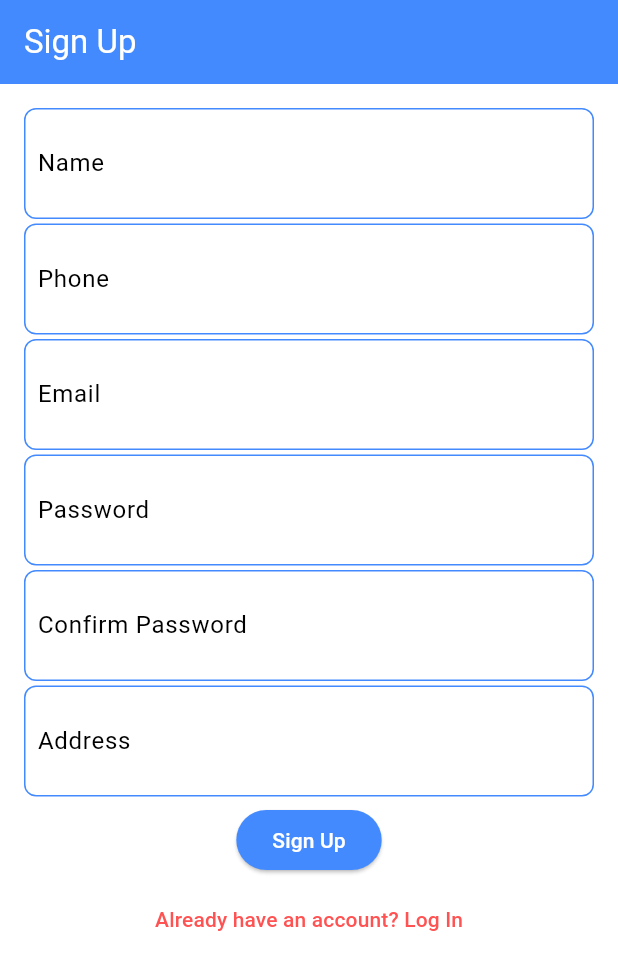
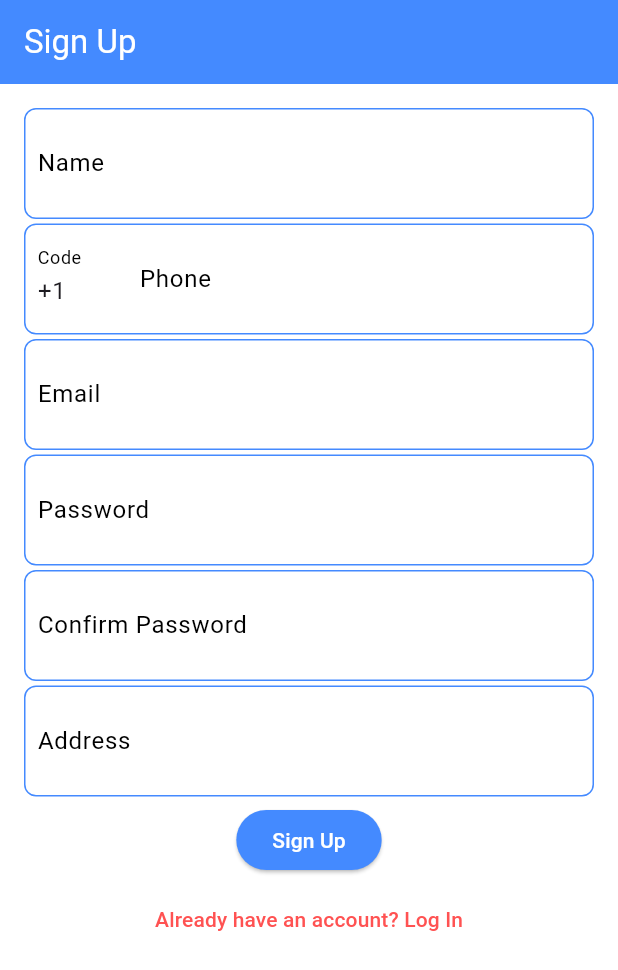
Before and after one commit to ibrar-ghani/flutterNewsApp, a Flutter app: the SignupScreen screen opened by its route, on a phone screen of 412 x 824 dp. Shown: the top 970 px of the screen. Run offline on Flutter 3.47's test engine with Material 3 defaults, Android fonts, the phone set to English and light mode, and no system bars; our stand-ins replace cloud_firestore, firebase_auth, firebase_core, firebase_storage, get, image_picker and 1 more; accounts and stored records are empty; network calls fail.

Commit message:
"Some changes to sign up page "

```diff
--- a/lib/src/views/signup_screen.dart
+++ b/lib/src/views/signup_screen.dart
@@ -1,4 +1,5 @@
 import 'package:flutter/material.dart';
+import 'package:flutter/services.dart';
 import 'package:get/get.dart';
 import 'package:routingexample/src/controllers/signup_controller.dart';
 
@@ -60,15 +61,44 @@ class SignupScreen extends StatelessWidget {
                     ),
                     child: Padding(
                       padding: const EdgeInsets.all(8.0),
+                      child: Row(
+                        children: [
+                          SizedBox(
+                            width: 60,
+                            child: TextField(
+                              controller: controller.countryCodeController,
+                              keyboardType: TextInputType.phone,
+                              inputFormatters: [
+                                FilteringTextInputFormatter.allow(RegExp(r'[0-9+]')),
+                              ],
+                              decoration: const InputDecoration(
+                                labelText: 'Code',
+                                labelStyle: TextStyle(color: Colors.black),
+                                hintText: '+1',
+                                hintStyle: TextStyle(color: Colors.blueAccent),
+                                border: InputBorder.none,
+                              ),
+                            ),
+                          ),
+                          const SizedBox(width: 8),
+                          Expanded(
                             child: TextField(
                               controller: controller.phoneNumberController,
+                              keyboardType: TextInputType.phone,
+                              inputFormatters: [
+                                FilteringTextInputFormatter.allow(RegExp(r'[0-9]')),
+                                LengthLimitingTextInputFormatter(10),
+                              ],
                               decoration: const InputDecoration(
                                 labelText: 'Phone',
                                 labelStyle: TextStyle(color: Colors.black),
-                          hintText: 'Enter your Phone number',
+                                hintText: 'Enter your phone number',
                                 hintStyle: TextStyle(color: Colors.blueAccent),
                                 border: InputBorder.none,
                               ),
+                            ),
+                          ),
+                        ],
                       ),
                     ),
                   ),
@@ -130,17 +160,28 @@ class SignupScreen extends StatelessWidget {
                     ),
                     child: Padding(
                       padding: const EdgeInsets.all(8.0),
-                      child: TextField(
+                      child: Obx(() {
+                        return TextField(
                           controller: controller.confirmPasswordController,
                           obscureText: true,
-                        decoration: const InputDecoration(
+                          onChanged: (value) => controller.validatePasswords(),
+                          decoration: InputDecoration(
                             labelText: 'Confirm Password',
                             labelStyle: TextStyle(color: Colors.black),
                             hintText: 'Confirm your password',
                             hintStyle: TextStyle(color: Colors.blueAccent),
                             border: InputBorder.none,
+                            errorText: controller.isPasswordMatching.value
+                                ? null
+                                : 'Passwords do not match',
                           ),
+                          style: TextStyle(
+                            color: controller.isPasswordMatching.value
+                                ? Colors.black
+                                : Colors.red,
                           ),
+                        );
+                      }),
                     ),
                   ),
                 ),
```
Also changed, not shown: lib/src/controllers/signup_controller.dart (+19 -2 lines). Lines whose indentation alone changed are shown as unchanged.
